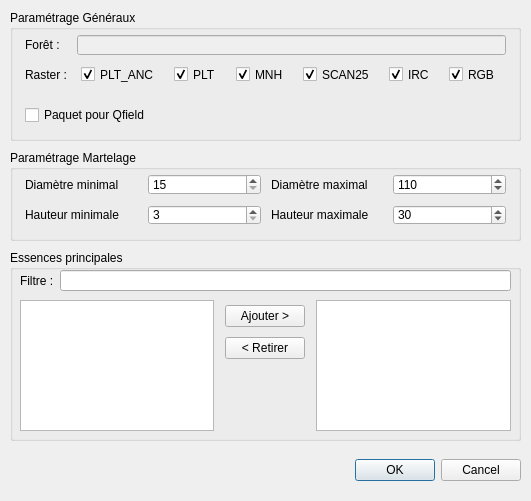
Qt form dialogs/tree_marking_create/tree_marking.ui (paul-carteron/Qracines) before a commit.
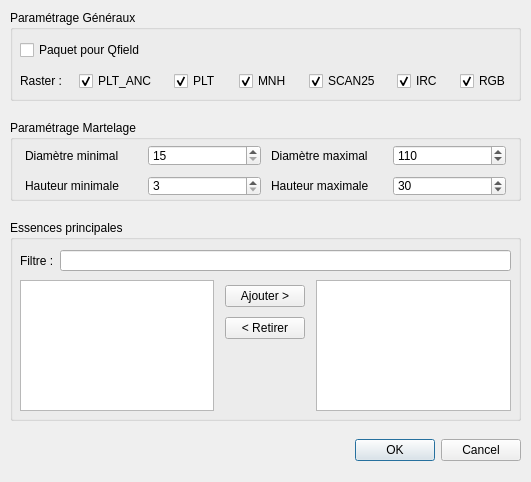
The same form after that commit. Custom widgets are drawn as their Qt base class.

```diff
--- a/dialogs/tree_marking_create/tree_marking.ui
+++ b/dialogs/tree_marking_create/tree_marking.ui
@@ -7,7 +7,7 @@
     <x>0</x>
     <y>0</y>
     <width>531</width>
-    <height>501</height>
+    <height>482</height>
    </rect>
   </property>
   <property name="windowTitle">
@@ -17,9 +17,9 @@
    <property name="geometry">
     <rect>
      <x>10</x>
-     <y>250</y>
+     <y>220</y>
      <width>511</width>
-     <height>191</height>
+     <height>201</height>
     </rect>
    </property>
    <property name="title">
@@ -29,7 +29,7 @@
     <property name="geometry">
      <rect>
       <x>10</x>
-      <y>50</y>
+      <y>60</y>
       <width>491</width>
       <height>131</height>
      </rect>
@@ -93,7 +93,7 @@
     <property name="geometry">
      <rect>
       <x>10</x>
-      <y>20</y>
+      <y>30</y>
       <width>491</width>
       <height>21</height>
      </rect>
@@ -120,9 +120,9 @@
    <property name="geometry">
     <rect>
      <x>10</x>
-     <y>150</y>
+     <y>120</y>
      <width>511</width>
-     <height>91</height>
+     <height>81</height>
     </rect>
    </property>
    <property name="title">
@@ -132,7 +132,7 @@
     <property name="geometry">
      <rect>
       <x>10</x>
-      <y>19</y>
+      <y>20</y>
       <width>491</width>
       <height>61</height>
      </rect>
@@ -242,7 +242,7 @@
      <x>10</x>
      <y>10</y>
      <width>511</width>
-     <height>131</height>
+     <height>91</height>
     </rect>
    </property>
    <property name="title">
@@ -254,34 +254,80 @@
       <x>10</x>
       <y>20</y>
       <width>491</width>
-      <height>59</height>
+      <height>61</height>
      </rect>
     </property>
-    <layout class="QGridLayout" name="gridLayout">
-     <property name="leftMargin">
-      <number>5</number>
-     </property>
-     <property name="topMargin">
-      <number>5</number>
-     </property>
-     <property name="rightMargin">
-      <number>5</number>
-     </property>
-     <property name="bottomMargin">
-      <number>5</number>
-     </property>
+    <layout class="QVBoxLayout" name="verticalLayout">
      <property name="spacing">
-      <number>10</number>
+      <number>0</number>
      </property>
-     <item row="0" column="0">
-      <widget class="QLabel" name="label_layers_1">
-       <property name="text">
-        <string>Forêt :</string>
-       </property>
-      </widget>
+     <item>
+      <layout class="QHBoxLayout" name="horizontalLayout_3">
+       <item>
+        <widget class="QCheckBox" name="cb_package_for_qfield">
+         <property name="toolTip">
+          <string extracomment="Lorsque la case est cochée, le projet est empaqueté pour QField, compressé en ZIP et déposé dans le répertoire de sortie"/>
+         </property>
+         <property name="statusTip">
+          <string/>
+         </property>
+         <property name="text">
+          <string>Paquet pour Qfield</string>
+         </property>
+         <property name="checked">
+          <bool>false</bool>
+         </property>
+        </widget>
+       </item>
+       <item>
+        <widget class="QgsFileWidget" name="fw_outdir">
+         <property name="enabled">
+          <bool>false</bool>
+         </property>
+         <property name="toolTip">
+          <string/>
+         </property>
+         <property name="options">
+          <set>QFileDialog::ReadOnly|QFileDialog::ShowDirsOnly</set>
+         </property>
+        </widget>
+       </item>
+      </layout>
      </item>
-     <item row="1" column="1">
-      <layout class="QHBoxLayout" name="horizontalLayout_2">
+     <item>
+      <layout class="QHBoxLayout" name="horizontalLayout_2" stretch="0,0,0,0,0,0,0,0,0,0,0,0,0">
+       <property name="spacing">
+        <number>12</number>
+       </property>
+       <property name="sizeConstraint">
+        <enum>QLayout::SetNoConstraint</enum>
+       </property>
+       <item>
+        <widget class="QLabel" name="label_layers_3">
+         <property name="sizePolicy">
+          <sizepolicy hsizetype="Fixed" vsizetype="Preferred">
+           <horstretch>0</horstretch>
+           <verstretch>0</verstretch>
+          </sizepolicy>
+         </property>
+         <property name="text">
+          <string>Raster :</string>
+         </property>
+        </widget>
+       </item>
+       <item>
+        <spacer name="horizontalSpacer_2">
+         <property name="orientation">
+          <enum>Qt::Horizontal</enum>
+         </property>
+         <property name="sizeHint" stdset="0">
+          <size>
+           <width>40</width>
+           <height>20</height>
+          </size>
+         </property>
+        </spacer>
+       </item>
        <item>
         <widget class="QCheckBox" name="cb_plt_anc">
          <property name="sizePolicy">
@@ -298,6 +344,19 @@
          </property>
         </widget>
        </item>
+       <item>
+        <spacer name="horizontalSpacer_7">
+         <property name="orientation">
+          <enum>Qt::Horizontal</enum>
+         </property>
+         <property name="sizeHint" stdset="0">
+          <size>
+           <width>40</width>
+           <height>20</height>
+          </size>
+         </property>
+        </spacer>
+       </item>
        <item>
         <widget class="QCheckBox" name="cb_plt">
          <property name="sizePolicy">
@@ -314,6 +373,19 @@
          </property>
         </widget>
        </item>
+       <item>
+        <spacer name="horizontalSpacer_6">
+         <property name="orientation">
+          <enum>Qt::Horizontal</enum>
+         </property>
+         <property name="sizeHint" stdset="0">
+          <size>
+           <width>40</width>
+           <height>20</height>
+          </size>
+         </property>
+        </spacer>
+       </item>
        <item>
         <widget class="QCheckBox" name="cb_mnh">
          <property name="sizePolicy">
@@ -330,6 +402,19 @@
          </property>
         </widget>
        </item>
+       <item>
+        <spacer name="horizontalSpacer_5">
+         <property name="orientation">
+          <enum>Qt::Horizontal</enum>
+         </property>
+         <property name="sizeHint" stdset="0">
+          <size>
+           <width>40</width>
+           <height>20</height>
+          </size>
+         </property>
+        </spacer>
+       </item>
        <item>
         <widget class="QCheckBox" name="cb_scan25">
          <property name="sizePolicy">
@@ -346,6 +431,19 @@
          </property>
         </widget>
        </item>
+       <item>
+        <spacer name="horizontalSpacer_4">
+         <property name="orientation">
+          <enum>Qt::Horizontal</enum>
+         </property>
+         <property name="sizeHint" stdset="0">
+          <size>
+           <width>40</width>
+           <height>20</height>
+          </size>
+         </property>
+        </spacer>
+       </item>
        <item>
         <widget class="QCheckBox" name="cb_irc">
          <property name="sizePolicy">
@@ -362,6 +460,19 @@
          </property>
         </widget>
        </item>
+       <item>
+        <spacer name="horizontalSpacer_3">
+         <property name="orientation">
+          <enum>Qt::Horizontal</enum>
+         </property>
+         <property name="sizeHint" stdset="0">
+          <size>
+           <width>40</width>
+           <height>20</height>
+          </size>
+         </property>
+        </spacer>
+       </item>
        <item>
         <widget class="QCheckBox" name="cb_rgb">
          <property name="sizePolicy">
@@ -380,82 +491,6 @@
        </item>
       </layout>
      </item>
-     <item row="1" column="0">
-      <widget class="QLabel" name="label_layers_3">
-       <property name="sizePolicy">
-        <sizepolicy hsizetype="Fixed" vsizetype="Preferred">
-         <horstretch>0</horstretch>
-         <verstretch>0</verstretch>
-        </sizepolicy>
-       </property>
-       <property name="text">
-        <string>Raster :</string>
-       </property>
-      </widget>
-     </item>
-     <item row="0" column="1">
-      <widget class="QLineEdit" name="le_forest_name">
-       <property name="enabled">
-        <bool>false</bool>
-       </property>
-      </widget>
-     </item>
-    </layout>
-   </widget>
-   <widget class="QWidget" name="gridLayoutWidget_2">
-    <property name="geometry">
-     <rect>
-      <x>10</x>
-      <y>90</y>
-      <width>491</width>
-      <height>31</height>
-     </rect>
-    </property>
-    <layout class="QGridLayout" name="gridLayout_2">
-     <property name="leftMargin">
-      <number>5</number>
-     </property>
-     <property name="topMargin">
-      <number>5</number>
-     </property>
-     <property name="rightMargin">
-      <number>5</number>
-     </property>
-     <property name="bottomMargin">
-      <number>5</number>
-     </property>
-     <property name="spacing">
-      <number>10</number>
-     </property>
-     <item row="0" column="0">
-      <widget class="QCheckBox" name="cb_package_for_qfield">
-       <property name="toolTip">
-        <string extracomment="Lorsque la case est cochée, le projet est empaqueté pour QField, compressé en ZIP et déposé dans le répertoire de sortie"/>
-       </property>
-       <property name="statusTip">
-        <string/>
-       </property>
-       <property name="text">
-        <string>Paquet pour Qfield</string>
-       </property>
-       <property name="checked">
-        <bool>false</bool>
-       </property>
-      </widget>
-     </item>
-     <item row="0" column="1">
-      <widget class="QgsFileWidget" name="fw_outdir">
-       <property name="enabled">
-        <bool>false</bool>
-       </property>
-       <property name="toolTip">
-        <string/>
-       </property>
-       <property name="options">
-        <set>QFileDialog::ReadOnly|QFileDialog::ShowDirsOnly</set>
-       </property>
-      </widget>
-     </item>
     </layout>
    </widget>
   </widget>
@@ -463,7 +498,7 @@
    <property name="geometry">
     <rect>
      <x>10</x>
-     <y>450</y>
+     <y>430</y>
      <width>511</width>
      <height>41</height>
     </rect>
```
Left out of the diff: 2 changed lines with no effect on the pictures.
